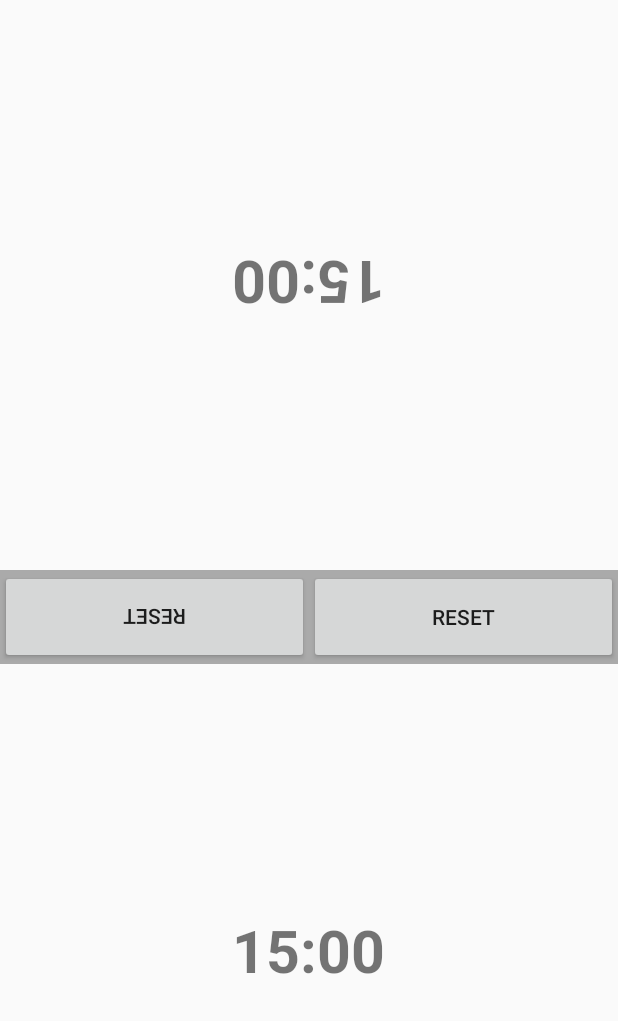
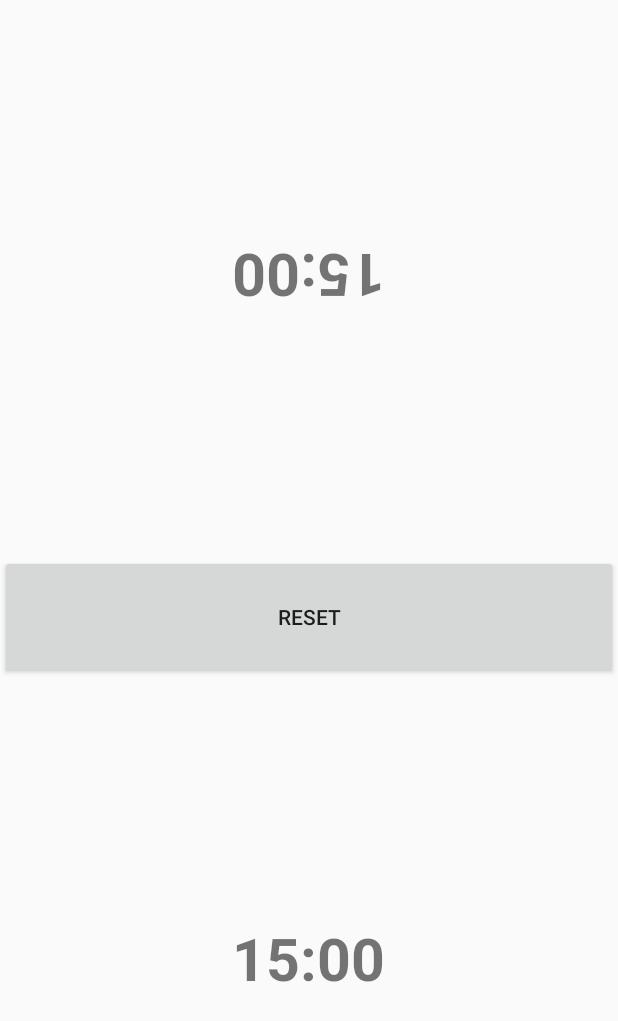
Before and after one commit to SooperCode/ChessClockDemo, an Android app: the screen it shows after launch (MainActivity), on a phone screen of 412 x 824 dp. Shown: the top 1021 px of the screen. Run offline under Robolectric (Android 15) with nearby library versions, the phone set to English and light mode, and no system bars.

Commit message:
bugfix & remove redundant reset button

```diff
--- a/app/src/main/java/com/soopercode/chessclock/MainActivity.java
+++ b/app/src/main/java/com/soopercode/chessclock/MainActivity.java
@@ -73,23 +73,18 @@ public class MainActivity extends Activity {
             }
         });
 
-        final Button buttonReset = (Button)findViewById(R.id.button_reset);
-        Button buttonResetUpsideDown = (Button)findViewById(R.id.button_reset_upsidedown);
+        Button buttonReset = (Button)findViewById(R.id.button_reset);
         buttonReset.setOnClickListener(new View.OnClickListener() {
             @Override
             public void onClick(View v) {
                 stopLowerCounter();
+                stopUpperCounter();
+                millisRemainingUpper = TOTAL_TIME_MILLIS;
+                millisRemainingLower = TOTAL_TIME_MILLIS;
                 textLower.setText(getTimeText(TOTAL_TIME_MILLIS));
-            }
-        });
-        buttonResetUpsideDown.setOnClickListener(new View.OnClickListener() {
-            @Override
-            public void onClick(View v) {
-                stopUpperCounter();
                 textUpper.setText(getTimeText(TOTAL_TIME_MILLIS));
             }
         });
-
     }
     /* ************* COUNTER CONTROLS ****************** */
 
--- a/app/src/main/res/layout/activity_main.xml
+++ b/app/src/main/res/layout/activity_main.xml
@@ -20,29 +20,12 @@
 
     </FrameLayout>
 
-    <LinearLayout
+    <Button
+        android:id="@+id/button_reset"
         android:layout_width="match_parent"
-        android:layout_height="30dp"
-        android:orientation="horizontal"
-        android:layout_weight=".5"
-        android:background="@android:color/darker_gray">
-
-        <Button
-            android:rotation="-180"
-            android:id="@+id/button_reset_upsidedown"
-            android:layout_width="0dp"
-            android:layout_height="match_parent"
-            android:layout_weight="1"
-            android:text="@string/button_reset"/>
-
-        <Button
-            android:id="@+id/button_reset"
-            android:layout_width="0dp"
-            android:layout_height="match_parent"
-            android:layout_weight="1"
-            android:text="@string/button_reset"/>
-
-    </LinearLayout>
+        android:layout_height="0dp"
+        android:layout_weight="1.3"
+        android:text="@string/button_reset"/>
 
     <FrameLayout
         android:layout_width="match_parent"
```
